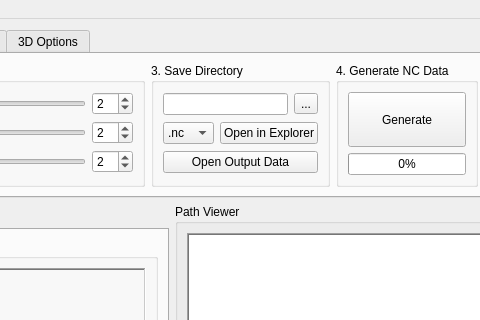
The window that mainwindow.ui (okmtkn/Pic2NC) describes before a commit, drawn with Qt 5; both pictures show x 261 to 741 and y 0 to 320 of the 1033 by 690 pixel window.
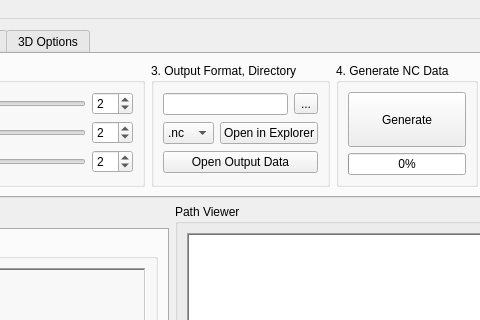
The same window after the commit.

```diff
--- a/mainwindow.ui
+++ b/mainwindow.ui
@@ -286,7 +286,7 @@
         <item>
          <widget class="QGroupBox" name="groupBox_7">
           <property name="title">
-           <string>3. Save Directory</string>
+           <string>3. Output Format, Directory</string>
           </property>
           <layout class="QVBoxLayout" name="verticalLayout_8">
            <item>
```
Left out of the diff: 26 changed lines with no effect on the pictures.
